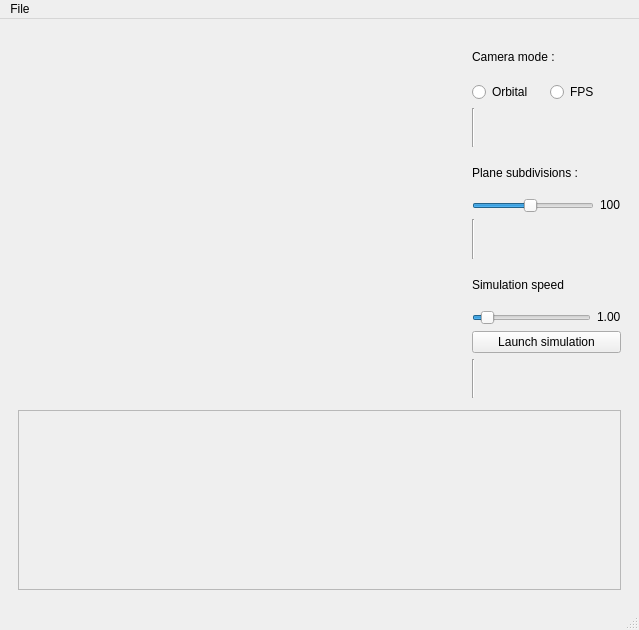
This is ui/ui/mainwindow.ui in binaryHips/Projet3D as Qt 5 draws it before an edit. The edited form follows.
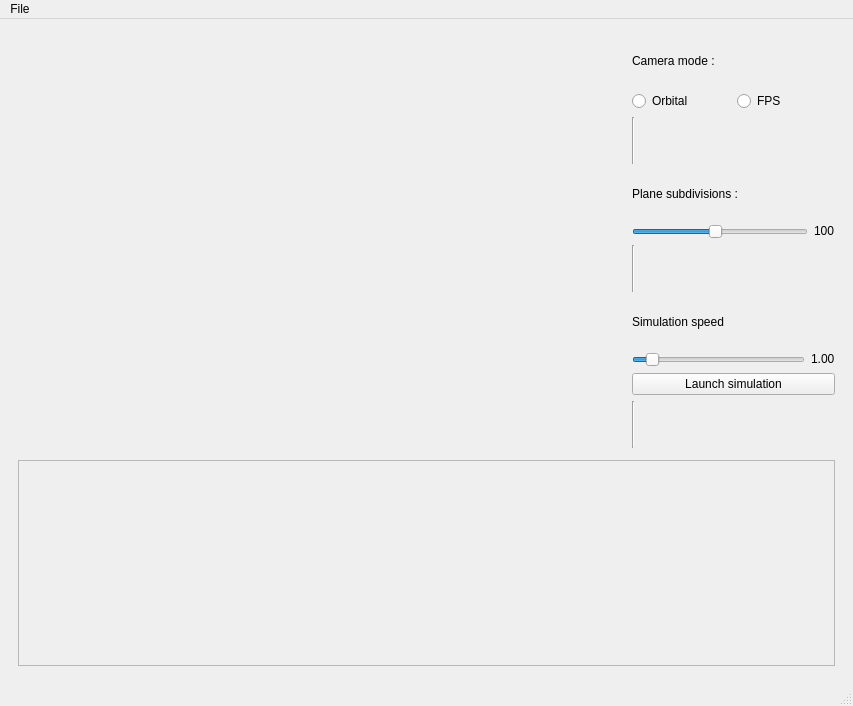
This is the edited form. Custom widgets are drawn as their Qt base class.

Diff of the .ui file:
```diff
--- a/ui/ui/mainwindow.ui
+++ b/ui/ui/mainwindow.ui
@@ -6,8 +6,8 @@
    <rect>
     <x>0</x>
     <y>0</y>
-    <width>639</width>
-    <height>630</height>
+    <width>853</width>
+    <height>706</height>
    </rect>
   </property>
   <property name="windowTitle">
@@ -198,8 +198,8 @@
             <rect>
              <x>0</x>
              <y>0</y>
-             <width>601</width>
-             <height>177</height>
+             <width>815</width>
+             <height>202</height>
             </rect>
            </property>
            <layout class="QVBoxLayout" name="verticalLayout_3">
@@ -401,7 +401,7 @@
     <rect>
      <x>0</x>
      <y>0</y>
-     <width>639</width>
+     <width>853</width>
      <height>23</height>
     </rect>
    </property>
```
